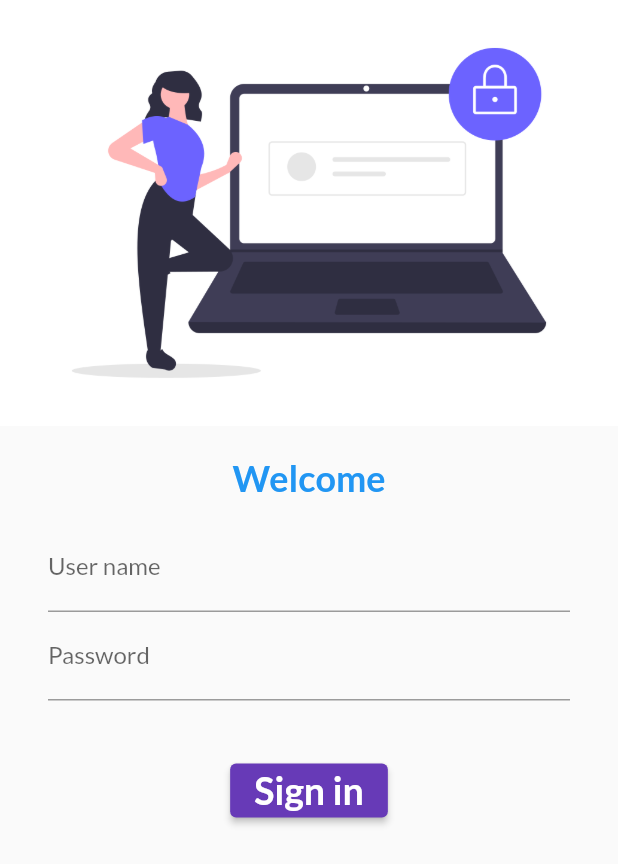
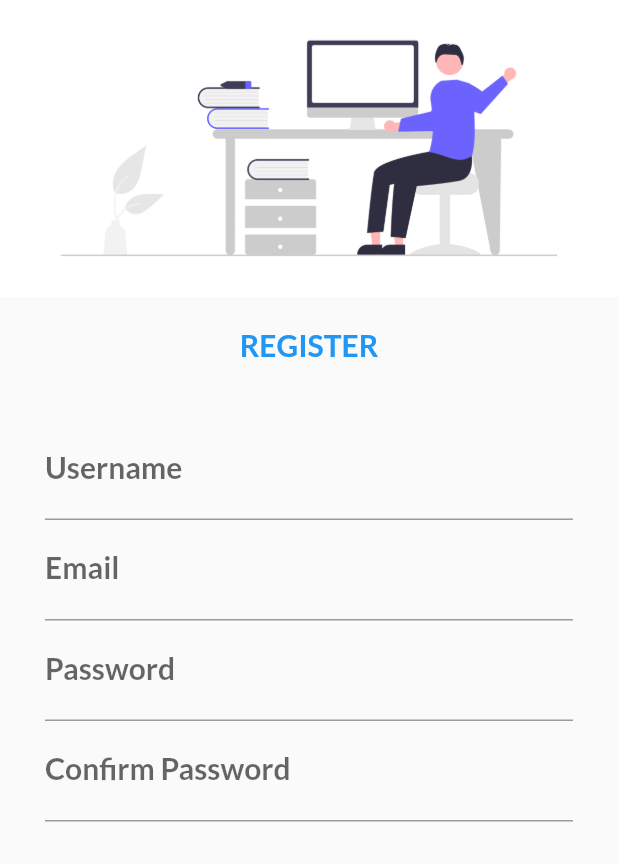
Before and after one commit to Hritthik/flutter-application, a Flutter app: the screen it shows after launch, on a phone screen of 412 x 824 dp. Shown: the top 864 px of the screen. Run offline on Flutter 3.47's test engine with Material 2 defaults, Android fonts, the phone set to English and light mode, and no system bars; our stand-ins replace google_fonts; missing offline and left inert: dart:html.

Commit message:
day5 Complited

```diff
--- a/lib/Pages/login_page.dart
+++ b/lib/Pages/login_page.dart
@@ -1,7 +1,9 @@
+import 'dart:html';
 import 'dart:ui';
 
 import 'package:flutter/material.dart';
 import 'package:flutter_application_1/Pages/home_page.dart';
+import 'package:flutter_application_1/Pages/utils/routes.dart';
 
 class Loginpage extends StatelessWidget {
   @override
@@ -23,6 +25,7 @@ class Loginpage extends StatelessWidget {
           ),
           Padding(
             padding: const EdgeInsets.symmetric(vertical: 16, horizontal: 32),
+            child: SingleChildScrollView(
               child: Column(
                 children: [
                   TextFormField(
@@ -37,6 +40,7 @@ class Loginpage extends StatelessWidget {
                 ],
               ),
             ),
+          ),
           SizedBox(
             height: 20,
           ),
@@ -49,10 +53,12 @@ class Loginpage extends StatelessWidget {
                 fontSize: 25,
               ),
             ),
+            style: TextButton.styleFrom(minimumSize: Size(100, 50)),
             // style:
             //     TextButton.styleFrom(textStyle: TextStyle(color: Colors.black)),
             onPressed: () {
               print("signin successfull");
+              Navigator.pushNamed(context, MyRoutes.homeRoutes);
               //Navigator.push(
               //context, MaterialPageRoute(builder: (context) => Homepage()));
             },
--- /dev/null
+++ b/lib/Pages/signup_page.dart
@@ -0,0 +1,64 @@
+import 'package:flutter/material.dart';
+
+class Signuppage extends StatelessWidget {
+  Widget build(BuildContext context) {
+    return Material(
+      child: Column(children: [
+        Image.asset(
+          "assets/images/signup_image.png",
+          fit: BoxFit.cover,
+        ),
+        SizedBox(
+          height: 20,
+        ),
+        Text(
+          "REGISTER",
+          style: TextStyle(
+            fontSize: 20,
+            fontWeight: FontWeight.bold,
+            color: Colors.blue,
+          ),
+        ),
+        SizedBox(
+          height: 20,
+        ),
+        Padding(
+          padding: const EdgeInsets.symmetric(vertical: 18, horizontal: 30),
+          child: SingleChildScrollView(
+            child: Column(
+              children: [
+                TextFormField(
+                  style: TextStyle(fontWeight: FontWeight.bold, fontSize: 20),
+                  decoration: InputDecoration(
+                      hintText: "Enter Username",
+                      hintStyle: TextStyle(color: Colors.black26),
+                      labelText: "Username"),
+                ),
+                TextFormField(
+                  style: TextStyle(fontWeight: FontWeight.bold, fontSize: 20),
+                  decoration: InputDecoration(
+                      hintText: "Enter Email Address",
+                      hintStyle: TextStyle(color: Colors.black26),
+                      labelText: "Email"),
+                ),
+                TextFormField(
+                  style: TextStyle(fontWeight: FontWeight.bold, fontSize: 20),
+                  obscureText: true,
+                  decoration: InputDecoration(
+                      hintText: "Enter Password",
+                      hintStyle: TextStyle(color: Colors.black26),
+                      labelText: "Password"),
+                ),
+                TextFormField(
+                  style: TextStyle(fontWeight: FontWeight.bold, fontSize: 20),
+                  obscureText: true,
+                  decoration: InputDecoration(labelText: "Confirm Password"),
+                ),
+              ],
+            ),
+          ),
+        )
+      ]),
+    );
+  }
+}
--- /dev/null
+++ b/lib/Pages/utils/routes.dart
@@ -0,0 +1,5 @@
+class MyRoutes {
+  static String logingRoutes = "/login";
+  static String homeRoutes = "/home";
+  static String signupRoutes = "/signup";
+}
--- a/lib/main.dart
+++ b/lib/main.dart
@@ -1,6 +1,8 @@
 import 'package:flutter/material.dart';
 import 'package:flutter_application_1/Pages/home_page.dart';
 import 'package:flutter_application_1/Pages/login_page.dart';
+import 'package:flutter_application_1/Pages/signup_page.dart';
+import 'package:flutter_application_1/Pages/utils/routes.dart';
 import 'package:google_fonts/google_fonts.dart';
 
 void main() {
@@ -20,11 +22,12 @@ class Myapp extends StatelessWidget {
       darkTheme: ThemeData(
         brightness: Brightness.dark,
       ),
-      initialRoute: "/login",
+      initialRoute: "/signup",
       routes: {
-        "/": (context) => Homepage(),
-        "/home": (context) => Homepage(),
-        "/login": (context) => Loginpage(),
+        "/": (context) => Loginpage(),
+        MyRoutes.homeRoutes: (context) => Homepage(),
+        MyRoutes.logingRoutes: (context) => Loginpage(),
+        MyRoutes.signupRoutes: (context) => Signuppage(),
       },
     );
   }
```
Also changed, not shown: assets/images/signup_image.png (added). Lines whose indentation alone changed are shown as unchanged.
